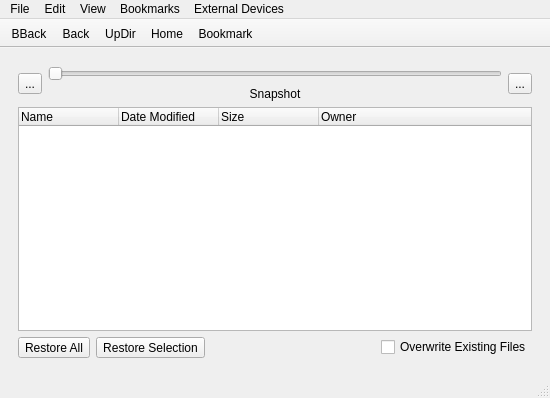
Old version of the form lumina/lumina-fm/MainUI.ui in the repository trueos/pcbsd.
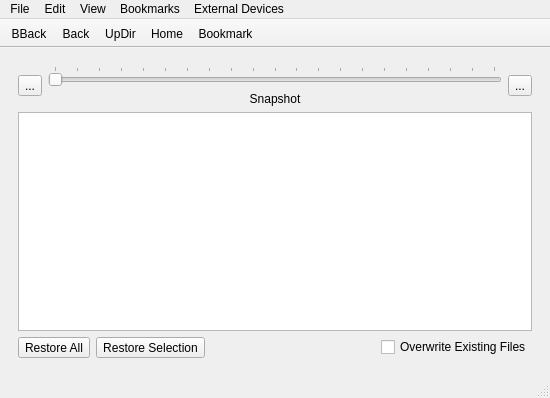
New version of the form. The open tabs and pages were chosen to show the change.

Commit message: Get the lumina-fm ZFS snapshot detection/display working. The actual file restore/copy buttons are not connected yet.

What changed in the file:
```diff
--- a/lumina/lumina-fm/MainUI.ui
+++ b/lumina/lumina-fm/MainUI.ui
@@ -346,9 +346,18 @@
            <layout class="QVBoxLayout" name="verticalLayout_5">
             <item>
              <widget class="QSlider" name="slider_zfs_snapshot">
+              <property name="maximum">
+               <number>20</number>
+              </property>
               <property name="orientation">
                <enum>Qt::Horizontal</enum>
               </property>
+              <property name="tickPosition">
+               <enum>QSlider::TicksAbove</enum>
+              </property>
+              <property name="tickInterval">
+               <number>1</number>
+              </property>
              </widget>
             </item>
             <item>
@@ -373,36 +382,19 @@
          </layout>
         </item>
         <item>
-         <widget class="QTreeWidget" name="tree_zfs_view">
-          <property name="uniformRowHeights">
+         <widget class="QTreeView" name="tree_zfs_dir">
+          <property name="rootIsDecorated">
+           <bool>false</bool>
+          </property>
+          <property name="itemsExpandable">
+           <bool>false</bool>
+          </property>
+          <property name="sortingEnabled">
            <bool>true</bool>
           </property>
           <property name="allColumnsShowFocus">
            <bool>false</bool>
           </property>
-          <attribute name="headerDefaultSectionSize">
-           <number>100</number>
-          </attribute>
-          <column>
-           <property name="text">
-            <string>Name</string>
-           </property>
-          </column>
-          <column>
-           <property name="text">
-            <string>Date Modified</string>
-           </property>
-          </column>
-          <column>
-           <property name="text">
-            <string>Size</string>
-           </property>
-          </column>
-          <column>
-           <property name="text">
-            <string>Owner</string>
-           </property>
-          </column>
          </widget>
         </item>
         <item>
```
Left out of the diff: 4 changed lines with no effect on the pictures. The commit also changes 2 other files.
